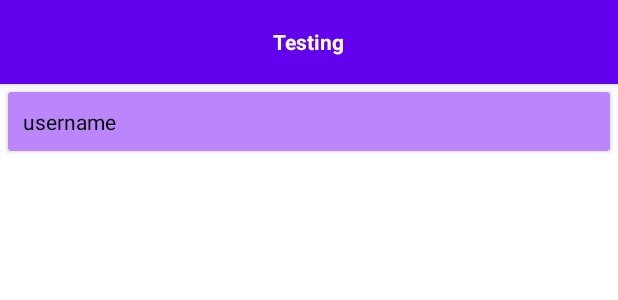
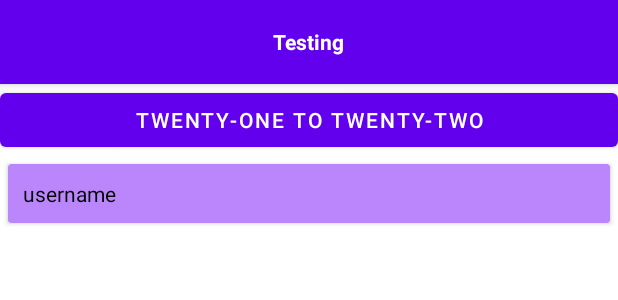
Before and after one commit to HitomiHoshi/testingandroidjava, an Android app: the layout testing_swipe_layout.xml on its own in the app's theme, with its tools: preview values and no code run, on a phone screen of 412 x 824 dp. Shown: the top 300 px of the screen. Run offline under Robolectric (Android 15) with nearby library versions, the phone set to English and light mode, and no system bars; network calls fail.

```diff
--- a/app/src/main/res/layout/testing_swipe_layout.xml
+++ b/app/src/main/res/layout/testing_swipe_layout.xml
@@ -45,6 +45,12 @@
             android:layout_height="match_parent"
             android:orientation="vertical">
 
+            <Button
+                android:id="@+id/button21"
+                android:layout_width="match_parent"
+                android:layout_height="wrap_content"
+                android:text="@string/twenty_one_to_twenty_two" />
+
             <androidx.cardview.widget.CardView
                 android:layout_width="match_parent"
                 android:layout_height="wrap_content"
--- a/app/src/main/res/values/strings.xml
+++ b/app/src/main/res/values/strings.xml
@@ -27,7 +27,8 @@
     <string name="eighteen_to_nineteen">Eighteen To Nineteen</string>
     <string name="nineteen_to_twenty">Nineteen To twenty</string>
     <string name="twenty_to_twenty_one">twenty To twenty-one</string>
-    <string name="twenty_one_to_first">twenty-one To First</string>
+    <string name="twenty_one_to_twenty_two">twenty-one To twenty-two</string>
+    <string name="twenty_two_to_first">twenty-one To First</string>
 
     <string name="request_http">Request HTTP</string>
     <string name="generate_qrcode">Generate QR Code</string>
```
Also changed, not shown: app/src/main/java/com/example/testingandroidjava/activity/StringEncodeImageFragment.java (added, +40 -0 lines), app/src/main/java/com/example/testingandroidjava/activity/TestingSwipeFragment.java (+7 -7 lines), app/src/main/res/layout/fragment_string_encode_image.xml (added, +8 -0 lines), app/src/main/res/navigation/nav_graph.xml (+10 -1 lines).
